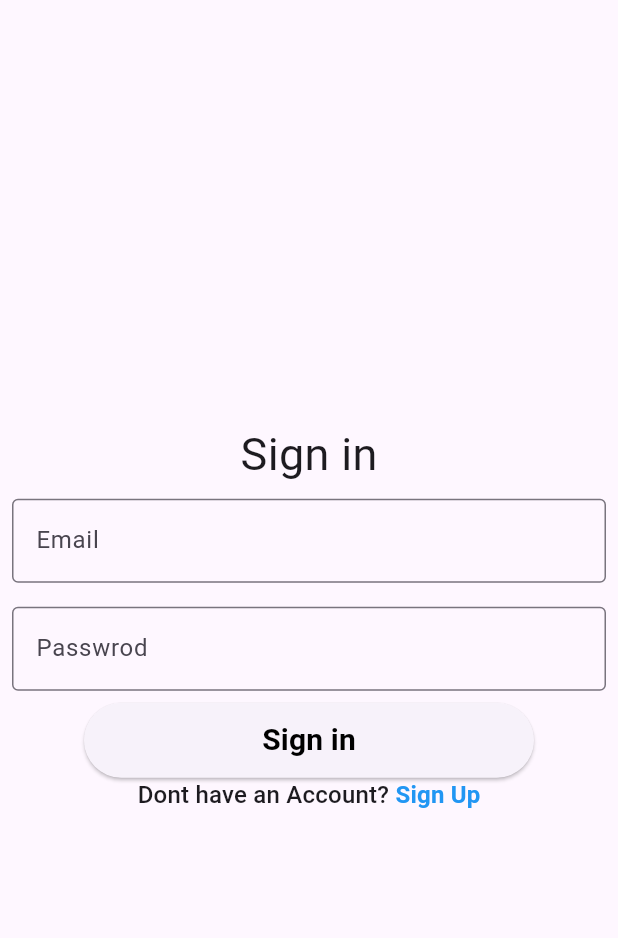
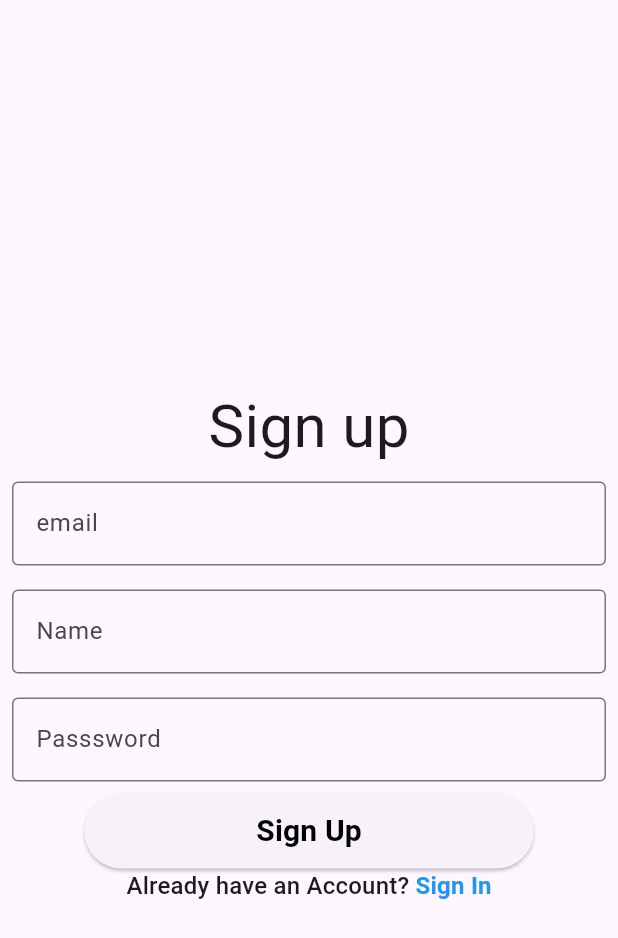
Before and after one commit to biraldh/blocpracticeproj, a Flutter app: the screen it shows after launch, on a phone screen of 412 x 824 dp. Shown: the top 938 px of the screen. Run offline on Flutter 3.47's test engine with Material 3 defaults, Android fonts, the light colour scheme and no system bars; our stand-ins replace firebase_auth, firebase_core, flutter_bloc; accounts and stored records are empty.

Commit message:
signup using bloc done

```diff
--- a/lib/Screen/pages/Signin.dart
+++ b/lib/Screen/pages/Signin.dart
@@ -1,7 +1,9 @@
 import 'package:blocpracticeproj/Screen/pages/Signup_page.dart';
 import 'package:blocpracticeproj/Screen/widget/buttonloginsignin.dart';
+import 'package:blocpracticeproj/bloc/signupbloc/signup_bloc.dart';
 import 'package:flutter/cupertino.dart';
 import 'package:flutter/material.dart';
+import 'package:flutter_bloc/flutter_bloc.dart';
 
 import '../widget/inputfield.dart';
 
@@ -25,13 +27,18 @@ class _SigninState extends State<Signin> {
   @override
   Widget build(BuildContext context) {
     return Scaffold(
-      body: Column(
+      body: BlocListener<SignupBloc, SignupState>(
+    listener: (context, state) {
+
+
+  },
+  child: Column(
         mainAxisAlignment: MainAxisAlignment.center,
         children: [
           const Text("Sign in", style: TextStyle(fontSize: 30),),
           Inputfield(hintxt: 'Email', controller: _emailcontrol,),
           Inputfield(hintxt: 'Passwrod', obsceuretxt: true, controller: _passwordcontrol,),
-          ElvButton(buttontext: 'Sign in'),
+          ElvButton(buttontext: 'Sign in' ,onPressed: (){},),
           GestureDetector(
             onTap: (){
               Navigator.push(context, SignupPage.route());
@@ -52,6 +59,7 @@ class _SigninState extends State<Signin> {
           )
         ],
       ),
+),
     );
   }
 }
--- a/lib/Screen/pages/Signup_page.dart
+++ b/lib/Screen/pages/Signup_page.dart
@@ -4,8 +4,12 @@ import 'package:blocpracticeproj/Screen/widget/buttonloginsignin.dart';
 import 'package:blocpracticeproj/Screen/widget/inputfield.dart';
 import 'package:flutter/cupertino.dart';
 import 'package:flutter/material.dart';
+import 'package:flutter_bloc/flutter_bloc.dart';
+import '../../Services/Auth_service.dart';
+import '../../bloc/signupbloc/signup_bloc.dart';
 
 class SignupPage extends StatefulWidget {
+  final String errmessage = '';
   static route() => MaterialPageRoute(builder: (context)=> SignupPage());
   const SignupPage({super.key});
 
@@ -15,9 +19,11 @@ class SignupPage extends StatefulWidget {
 }
 
 class _SignupPageState extends State<SignupPage> {
+  String errmessage = '';
   final TextEditingController _namecontrol = TextEditingController();
   final TextEditingController _emailcontrol = TextEditingController();
   final TextEditingController _passwordcontrol = TextEditingController();
+
   @override
   void dispose() {
     _namecontrol.dispose();
@@ -29,14 +35,31 @@ class _SignupPageState extends State<SignupPage> {
   Widget build(BuildContext context){
     return Scaffold(
       appBar: AppBar(),
-      body: Column(
+      body: BlocListener<SignupBloc, SignupState>(
+        listener: (context, state) {
+          if(state is SignUpSuccess){
+            Navigator.pushNamed(context, '/home');
+          }else if(state is SignUpFail){
+            setState(() {
+              errmessage = state.errmessage;
+            });
+          }
+      },
+  child: Column(
         mainAxisAlignment: MainAxisAlignment.center,
         children: [
           const Text('Sign up', style: TextStyle(fontSize: 40),),
           Inputfield(hintxt: 'email', controller: _emailcontrol),
           Inputfield(hintxt: 'Name', controller: _namecontrol,),
           Inputfield(hintxt: 'Passsword', obsceuretxt: true , controller: _passwordcontrol,),
-          ElvButton(buttontext: 'Sign Up'),
+          ElvButton(buttontext: 'Sign Up', onPressed: (){
+            context.read<SignupBloc>().add(SignUpEvent(
+                name: _namecontrol.text.trim(),
+                email: _emailcontrol.text.trim(),
+                password: _passwordcontrol.text.trim()
+
+            ));
+          }),
           GestureDetector(
             onTap: (){
               Navigator.push(context, Signin.route());
@@ -54,9 +77,11 @@ class _SignupPageState extends State<SignupPage> {
                   )
                 ]
             )),
-          )
+          ),
+          Text(errmessage),
         ],
       ),
+)
     );
   }
 }
--- a/lib/Screen/widget/buttonloginsignin.dart
+++ b/lib/Screen/widget/buttonloginsignin.dart
@@ -3,7 +3,8 @@ import 'package:flutter/material.dart';
 
 class ElvButton extends StatelessWidget {
   final String buttontext;
-  const ElvButton({super.key, required this.buttontext});
+  final  VoidCallback onPressed;
+  const ElvButton({super.key, required this.buttontext, required this.onPressed});
 
   @override
   Widget build(BuildContext context) {
@@ -13,7 +14,7 @@ class ElvButton extends StatelessWidget {
             const Size(300, 50.0), // Button width and height
           ),
         ),
-        onPressed: () {},
+        onPressed: onPressed,
         child: Text(buttontext,style: TextStyle(
             fontWeight: FontWeight.bold,
             fontSize: 20, color:
--- a/lib/bloc/signupbloc/signup_event.dart
+++ b/lib/bloc/signupbloc/signup_event.dart
@@ -2,3 +2,15 @@ part of 'signup_bloc.dart';
 
 @immutable
 sealed class SignupEvent {}
+
+class SignUpEvent extends SignupEvent{
+  final String name;
+  final String email;
+  final String password;
+
+  SignUpEvent({
+    required this.name,
+    required this.email,
+    required this.password
+  });
+}
--- a/lib/bloc/signupbloc/signup_state.dart
+++ b/lib/bloc/signupbloc/signup_state.dart
@@ -4,3 +4,14 @@ part of 'signup_bloc.dart';
 sealed class SignupState {}
 
 final class SignupInitial extends SignupState {}
+
+
+class SignUpSuccess extends SignupState{
+  final String uid;
+  SignUpSuccess(this.uid);
+}
+class SignUpFail extends SignupState{
+  final String errmessage;
+  SignUpFail(this.errmessage);
+
+}
--- a/lib/main.dart
+++ b/lib/main.dart
@@ -1,6 +1,11 @@
 import 'package:blocpracticeproj/Screen/pages/Signin.dart';
+import 'package:blocpracticeproj/Screen/pages/home.dart';
+import 'package:blocpracticeproj/Services/Auth_service.dart';
+import 'package:blocpracticeproj/bloc/signupbloc/signup_bloc.dart';
+import 'package:firebase_auth/firebase_auth.dart';
 import 'package:firebase_core/firebase_core.dart';
 import 'package:flutter/material.dart';
+import 'package:flutter_bloc/flutter_bloc.dart';
 
 import 'Screen/pages/Signup_page.dart';
 
@@ -17,11 +22,22 @@ class MyApp extends StatelessWidget {
   @override
   Widget build(BuildContext context) {
 
-    return MaterialApp(
-
-      theme: ThemeData(
+    return MultiBlocProvider(
+      providers: [
+        BlocProvider<SignupBloc>(
+          create: (context) => SignupBloc(AuthService(FirebaseAuth.instance)),
+        ),
+      ],
+      child: MaterialApp(
+        debugShowCheckedModeBanner: false,
+        theme: ThemeData(),
+        home: const SignupPage(),
+        routes: {
+          '/signup': (context) => const SignupPage(),
+          '/signin': (context) => const Signin(),
+          '/home' : (context) => const Home(),
+        },
       ),
-      home: const Signin(),
     );
   }
 }
```
Also changed, not shown: lib/Screen/pages/home.dart (added, +18 -0 lines), lib/Services/Auth_service.dart (added, +26 -0 lines), lib/bloc/signupbloc/signup_bloc.dart (+20 -3 lines).
